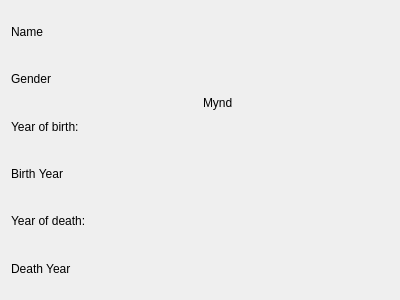
Above: displayscientist.ui from AndriM/Vika3 before the change. Below: the same form after it.
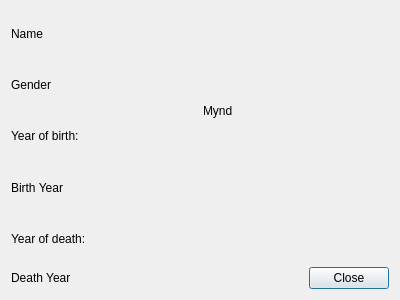
That is the form after the change.

```diff
--- a/displayscientist.ui
+++ b/displayscientist.ui
@@ -63,6 +63,13 @@
      </property>
     </widget>
    </item>
+   <item row="5" column="1" alignment="Qt::AlignRight">
+    <widget class="QPushButton" name="pushButton">
+     <property name="text">
+      <string>Close</string>
+     </property>
+    </widget>
+   </item>
   </layout>
  </widget>
  <resources/>
```
